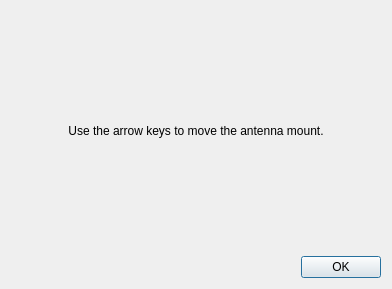
ty-davis/WSU_AUTpaTT, file gui/arrows_dialog.ui: the form before one commit.
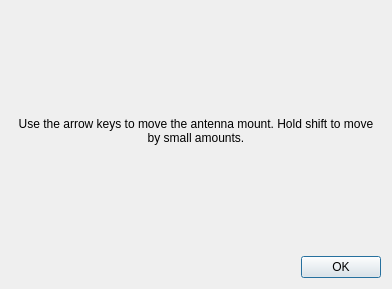
The form after the commit.

What changed in the file:
```diff
--- a/gui/arrows_dialog.ui
+++ b/gui/arrows_dialog.ui
@@ -19,7 +19,7 @@
      <item>
       <widget class="QLabel" name="label">
        <property name="text">
-        <string>Use the arrow keys to move the antenna mount.</string>
+        <string>Use the arrow keys to move the antenna mount. Hold shift to move by small amounts.</string>
        </property>
        <property name="alignment">
         <set>Qt::AlignCenter</set>
```
